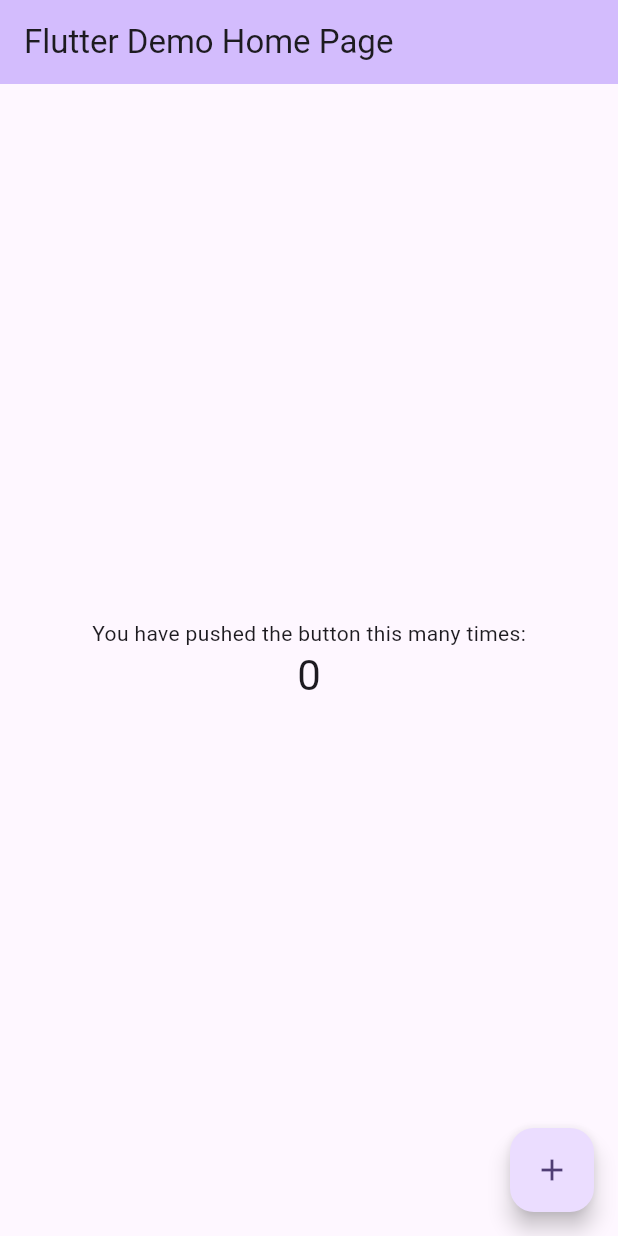
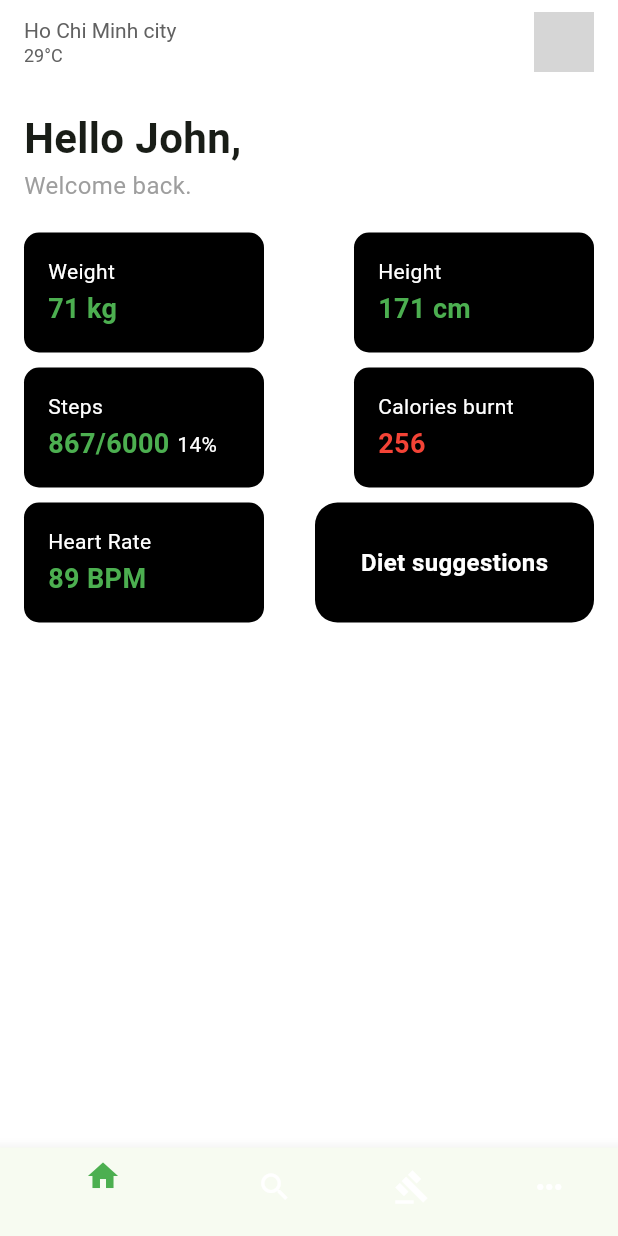
Before and after one commit to DoanVanDu-2180606750/DACN_FL, a Flutter app: the screen it shows after launch, on a phone screen of 412 x 824 dp. Run offline on Flutter 3.47's test engine with Material 3 defaults, Android fonts, the phone set to English and light mode, and no system bars; our stand-ins replace firebase_core; accounts and stored records are empty; grey boxes are pictures that could not be loaded.

Commit message:
Revert "Revert "Upload""
This reverts commit e29744fb9e085df81c5cf75d94934ee06cf08a1c.

```diff
--- a/lib/main.dart
+++ b/lib/main.dart
@@ -1,125 +1,177 @@
 import 'package:flutter/material.dart';
+import 'package:firebase_core/firebase_core.dart';
 
-void main() {
+void main() async {
+  WidgetsFlutterBinding.ensureInitialized();
+  await Firebase.initializeApp();
+
   runApp(const MyApp());
 }
 
 class MyApp extends StatelessWidget {
   const MyApp({super.key});
 
-  // This widget is the root of your application.
   @override
   Widget build(BuildContext context) {
     return MaterialApp(
-      title: 'Flutter Demo',
+      title: 'Fitness App',
       theme: ThemeData(
-        // This is the theme of your application.
-        //
-        // TRY THIS: Try running your application with "flutter run". You'll see
-        // the application has a purple toolbar. Then, without quitting the app,
-        // try changing the seedColor in the colorScheme below to Colors.green
-        // and then invoke "hot reload" (save your changes or press the "hot
-        // reload" button in a Flutter-supported IDE, or press "r" if you used
-        // the command line to start the app).
-        //
-        // Notice that the counter didn't reset back to zero; the application
-        // state is not lost during the reload. To reset the state, use hot
-        // restart instead.
-        //
-        // This works for code too, not just values: Most code changes can be
-        // tested with just a hot reload.
-        colorScheme: ColorScheme.fromSeed(seedColor: Colors.deepPurple),
+        colorScheme: ColorScheme.fromSeed(seedColor: Colors.green),
         useMaterial3: true,
       ),
-      home: const MyHomePage(title: 'Flutter Demo Home Page'),
+      home:  MyHomePage(),
     );
   }
 }
 
-class MyHomePage extends StatefulWidget {
-  const MyHomePage({super.key, required this.title});
+class MyHomePage extends StatelessWidget {
+  MyHomePage({super.key});  // Removed "const"
 
-  // This widget is the home page of your application. It is stateful, meaning
-  // that it has a State object (defined below) that contains fields that affect
-  // how it looks.
-
-  // This class is the configuration for the state. It holds the values (in this
-  // case the title) provided by the parent (in this case the App widget) and
-  // used by the build method of the State. Fields in a Widget subclass are
-  // always marked "final".
-
-  final String title;
-
-  @override
-  State<MyHomePage> createState() => _MyHomePageState();
-}
-
-class _MyHomePageState extends State<MyHomePage> {
-  int _counter = 0;
-
-  void _incrementCounter() {
-    setState(() {
-      // This call to setState tells the Flutter framework that something has
-      // changed in this State, which causes it to rerun the build method below
-      // so that the display can reflect the updated values. If we changed
-      // _counter without calling setState(), then the build method would not be
-      // called again, and so nothing would appear to happen.
-      _counter++;
-    });
-  }
 
   @override
   Widget build(BuildContext context) {
-    // This method is rerun every time setState is called, for instance as done
-    // by the _incrementCounter method above.
-    //
-    // The Flutter framework has been optimized to make rerunning build methods
-    // fast, so that you can just rebuild anything that needs updating rather
-    // than having to individually change instances of widgets.
     return Scaffold(
+      backgroundColor: Colors.white,
       appBar: AppBar(
-        // TRY THIS: Try changing the color here to a specific color (to
-        // Colors.amber, perhaps?) and trigger a hot reload to see the AppBar
-        // change color while the other colors stay the same.
-        backgroundColor: Theme.of(context).colorScheme.inversePrimary,
-        // Here we take the value from the MyHomePage object that was created by
-        // the App.build method, and use it to set our appbar title.
-        title: Text(widget.title),
-      ),
-      body: Center(
-        // Center is a layout widget. It takes a single child and positions it
-        // in the middle of the parent.
-        child: Column(
-          // Column is also a layout widget. It takes a list of children and
-          // arranges them vertically. By default, it sizes itself to fit its
-          // children horizontally, and tries to be as tall as its parent.
-          //
-          // Column has various properties to control how it sizes itself and
-          // how it positions its children. Here we use mainAxisAlignment to
-          // center the children vertically; the main axis here is the vertical
-          // axis because Columns are vertical (the cross axis would be
-          // horizontal).
-          //
-          // TRY THIS: Invoke "debug painting" (choose the "Toggle Debug Paint"
-          // action in the IDE, or press "p" in the console), to see the
-          // wireframe for each widget.
-          mainAxisAlignment: MainAxisAlignment.center,
-          children: <Widget>[
-            const Text(
-              'You have pushed the button this many times:',
+        backgroundColor: Colors.white,
+        elevation: 0,
+        title: Column(
+          crossAxisAlignment: CrossAxisAlignment.start,
+          children: [
+            Text(
+              'Ho Chi Minh city',
+              style: TextStyle(fontSize: 14, color: Colors.grey[700]),
             ),
             Text(
-              '$_counter',
-              style: Theme.of(context).textTheme.headlineMedium,
+              '29°C',
+              style: TextStyle(fontSize: 12, color: Colors.grey[700]),
+            ),
+          ],
+        ),
+        actions: [
+          Padding(
+            padding: const EdgeInsets.only(right: 16.0),
+            child: CircleAvatar(
+              backgroundImage: AssetImage('assets/profile.jpg'), // Thay hình ảnh đại diện
+              radius: 20,
+            ),
+          ),
+        ],
+      ),
+      body: Padding(
+        padding: const EdgeInsets.all(16.0),
+        child: Column(
+          crossAxisAlignment: CrossAxisAlignment.start,
+          children: [
+            const Text(
+              'Hello John,',
+              style: TextStyle(fontSize: 28, fontWeight: FontWeight.bold),
+            ),
+            const Text(
+              'Welcome back.',
+              style: TextStyle(fontSize: 16, color: Colors.grey),
+            ),
+            const SizedBox(height: 20),
+            Row(
+              mainAxisAlignment: MainAxisAlignment.spaceBetween,
+              children: [
+                _buildInfoCard('Weight', '71 kg', Colors.green),
+                _buildInfoCard('Height', '171 cm', Colors.green),
+              ],
+            ),
+            const SizedBox(height: 10),
+            Row(
+              mainAxisAlignment: MainAxisAlignment.spaceBetween,
+              children: [
+                _buildInfoCard('Steps', '867/6000', Colors.green, subtitle: '14%'),
+                _buildInfoCard('Calories burnt', '256', Colors.red),
+              ],
+            ),
+            const SizedBox(height: 10),
+            Row(
+              mainAxisAlignment: MainAxisAlignment.spaceBetween,
+              children: [
+                _buildInfoCard('Heart Rate', '89 BPM', Colors.green),
+                GestureDetector(
+                  onTap: () {
+                    // Xử lý khi nhấn nút Diet suggestions
+                  },
+                  child: Container(
+                    height: 80,
+                    width: (MediaQuery.of(context).size.width / 2) - 20,
+                    decoration: BoxDecoration(
+                      borderRadius: BorderRadius.circular(15),
+                      color: Colors.black,
+                    ),
+                    child: Center(
+                      child: Text(
+                        'Diet suggestions',
+                        style: TextStyle(
+                          color: Colors.white,
+                          fontSize: 16,
+                          fontWeight: FontWeight.bold,
+                        ),
+                      ),
+                    ),
+                  ),
+                ),
+              ],
             ),
           ],
         ),
       ),
-      floatingActionButton: FloatingActionButton(
-        onPressed: _incrementCounter,
-        tooltip: 'Increment',
-        child: const Icon(Icons.add),
-      ), // This trailing comma makes auto-formatting nicer for build methods.
+      bottomNavigationBar: BottomNavigationBar(
+        backgroundColor: Colors.black,
+        selectedItemColor: Colors.green,
+        unselectedItemColor: Colors.white,
+        items: const [
+          BottomNavigationBarItem(icon: Icon(Icons.home), label: ''),
+          BottomNavigationBarItem(icon: Icon(Icons.search), label: ''),
+          BottomNavigationBarItem(icon: Icon(Icons.gavel), label: ''),
+          BottomNavigationBarItem(icon: Icon(Icons.more_horiz), label: ''),
+        ],
+      ),
+    );
+  }
+
+  Widget _buildInfoCard(String title, String data, Color color, {String? subtitle}) {
+    return Container(
+      padding: const EdgeInsets.all(16),
+      height: 80,
+      width: 160,
+      decoration: BoxDecoration(
+        color: Colors.black,
+        borderRadius: BorderRadius.circular(10),
+      ),
+      child: Column(
+        crossAxisAlignment: CrossAxisAlignment.start,
+        children: [
+          Text(
+            title,
+            style: const TextStyle(color: Colors.white, fontSize: 14),
+          ),
+          const Spacer(),
+          Row(
+            children: [
+              Text(
+                data,
+                style: TextStyle(
+                  color: color,
+                  fontSize: 18,
+                  fontWeight: FontWeight.bold,
+                ),
+              ),
+              if (subtitle != null) ...[
+                const SizedBox(width: 5),
+                Text(
+                  subtitle,
+                  style: const TextStyle(color: Colors.white, fontSize: 14),
+                ),
+              ]
+            ],
+          ),
+        ],
+      ),
     );
   }
 }
--- a/pubspec.yaml
+++ b/pubspec.yaml
@@ -35,6 +35,11 @@ dependencies:
   # The following adds the Cupertino Icons font to your application.
   # Use with the CupertinoIcons class for iOS style icons.
   cupertino_icons: ^1.0.8
+  firebase_core: any
+  firebase_auth: any
+  google_sign_in: any
+
+
 
 dev_dependencies:
   flutter_test:
```
Also changed, not shown: flutter_01.png (added), pubspec.lock, 7 other files.
